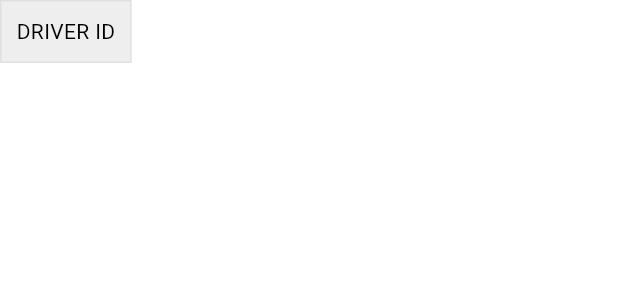
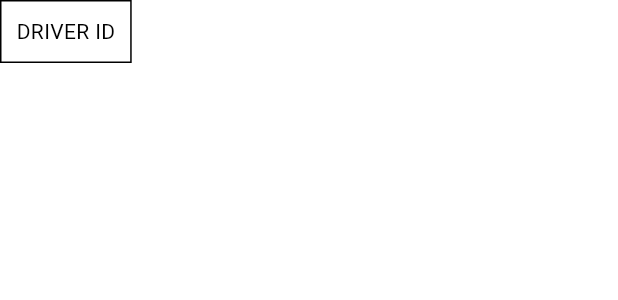
Before and after one commit to AmmarSultanDev/car_go_pfe_lp_j2ee_web_panel, a Flutter app: the HeaderItem widget shown alone on an empty page, opened directly, on a phone screen of 412 x 824 dp. Shown: the top 300 px of the screen. Run offline on Flutter 3.47's test engine with Material 3 defaults, Android fonts, the phone set to English and light mode, and no system bars; our stand-ins replace cloud_firestore, firebase_auth, firebase_core, flutter_svg; missing offline and left inert: flutter_admin_scaffold; accounts and stored records are empty; network calls fail; Roboto replaces fonts that are missing (Montserrat); statements that could not run were skipped.

```diff
--- a/lib/main.dart
+++ b/lib/main.dart
@@ -1,6 +1,5 @@
 import 'package:car_go_pfe_lp_j2ee_web_panel/dashboard/side_navigation_drawer.dart';
 import 'package:car_go_pfe_lp_j2ee_web_panel/pages/drivers_page.dart';
-import 'package:car_go_pfe_lp_j2ee_web_panel/pages/home_page.dart';
 import 'package:car_go_pfe_lp_j2ee_web_panel/pages/trips_page.dart';
 import 'package:car_go_pfe_lp_j2ee_web_panel/pages/users_page.dart';
 import 'package:firebase_core/firebase_core.dart';
--- a/lib/widgets/drivers_data_list.dart
+++ b/lib/widgets/drivers_data_list.dart
@@ -52,7 +52,10 @@ class _DriversDataListState extends State<DriversDataList> {
                 children: [
                   DataItem(flexValue: 1, data: driver['uid']),
                   DataItem(
-                      flexValue: 1, data: driver['photoUrl'], isImage: true),
+                    flexValue: 1,
+                    data: driver['photoUrl'],
+                    isImage: true,
+                  ),
                   DataItem(flexValue: 1, data: driver['displayName']),
                   DataItem(flexValue: 1, data: driver['email']),
                   DataItem(flexValue: 1, data: driver['phoneNumber']),
--- a/lib/widgets/header_item.dart
+++ b/lib/widgets/header_item.dart
@@ -17,8 +17,8 @@ class HeaderItem extends StatelessWidget {
       flex: flexValue,
       child: Container(
         decoration: BoxDecoration(
-          border: Border.all(color: Colors.grey.shade300),
-          color: Colors.grey.shade200,
+          border: Border.all(color: Theme.of(context).dividerColor),
+          color: Theme.of(context).scaffoldBackgroundColor,
         ),
         child: Padding(
           padding: const EdgeInsets.all(10),
```
Also changed, not shown: lib/widgets/data_item.dart (+13 -5 lines).
